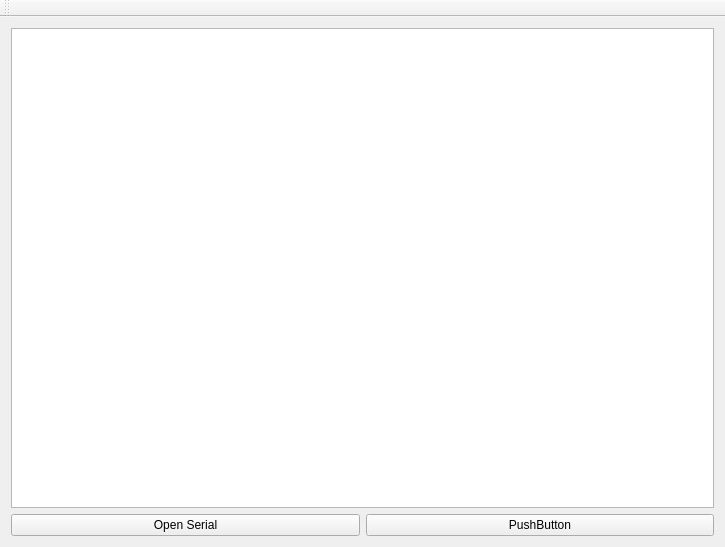
Above: mainwindow.ui from seblee/eland_com before the change. Below: the same form after it.
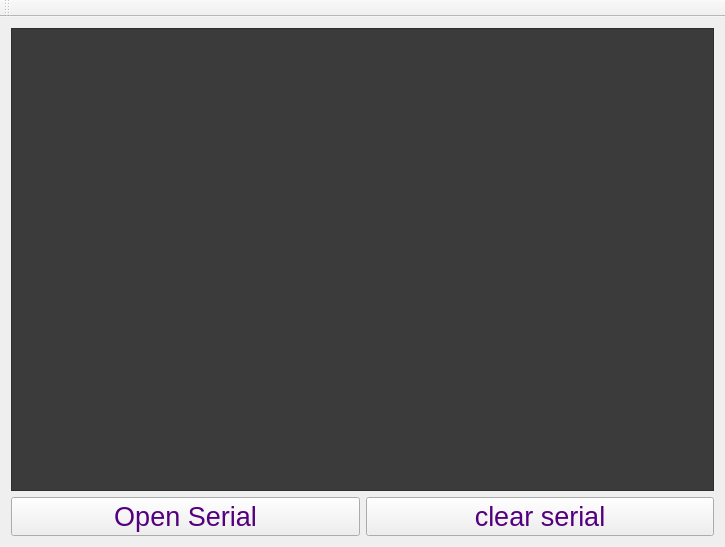
That is the form after the change.

```diff
--- a/mainwindow.ui
+++ b/mainwindow.ui
@@ -13,26 +13,71 @@
   <property name="windowTitle">
    <string>MainWindow</string>
   </property>
+  <property name="styleSheet">
+   <string notr="true">color: rgb(84, 0, 126);</string>
+  </property>
   <widget class="QWidget" name="centralWidget">
    <layout class="QVBoxLayout" name="verticalLayout_2">
     <item>
      <layout class="QVBoxLayout" name="verticalLayout">
       <item>
-       <widget class="QTextBrowser" name="receivedtext"/>
+       <widget class="QTextBrowser" name="receivedtext">
+        <property name="font">
+         <font>
+          <pointsize>12</pointsize>
+         </font>
+        </property>
+        <property name="autoFillBackground">
+         <bool>false</bool>
+        </property>
+        <property name="styleSheet">
+         <string notr="true">selection-color: rgb(244, 123, 255);
+color: rgb(85, 255, 255);
+background-color: rgb(59, 59, 59);</string>
+        </property>
+       </widget>
       </item>
       <item>
        <layout class="QHBoxLayout" name="horizontalLayout_2">
         <item>
          <widget class="QPushButton" name="open_close">
+          <property name="minimumSize">
+           <size>
+            <width>0</width>
+            <height>30</height>
+           </size>
+          </property>
+          <property name="font">
+           <font>
+            <pointsize>20</pointsize>
+           </font>
+          </property>
+          <property name="autoFillBackground">
+           <bool>false</bool>
+          </property>
           <property name="text">
            <string>Open Serial</string>
           </property>
          </widget>
         </item>
         <item>
-         <widget class="QPushButton" name="pushButton">
+         <widget class="QPushButton" name="cleartext">
+          <property name="minimumSize">
+           <size>
+            <width>0</width>
+            <height>30</height>
+           </size>
+          </property>
+          <property name="font">
+           <font>
+            <pointsize>20</pointsize>
+           </font>
+          </property>
+          <property name="autoFillBackground">
+           <bool>false</bool>
+          </property>
           <property name="text">
-           <string>PushButton</string>
+           <string>clear serial</string>
           </property>
          </widget>
         </item>
```
